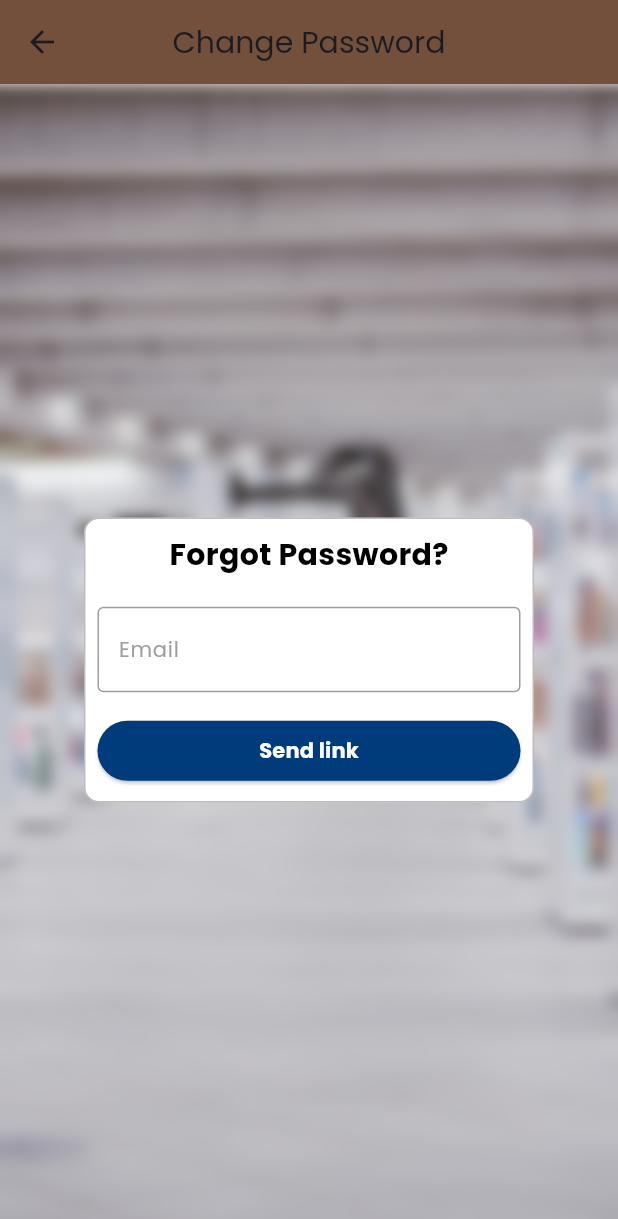
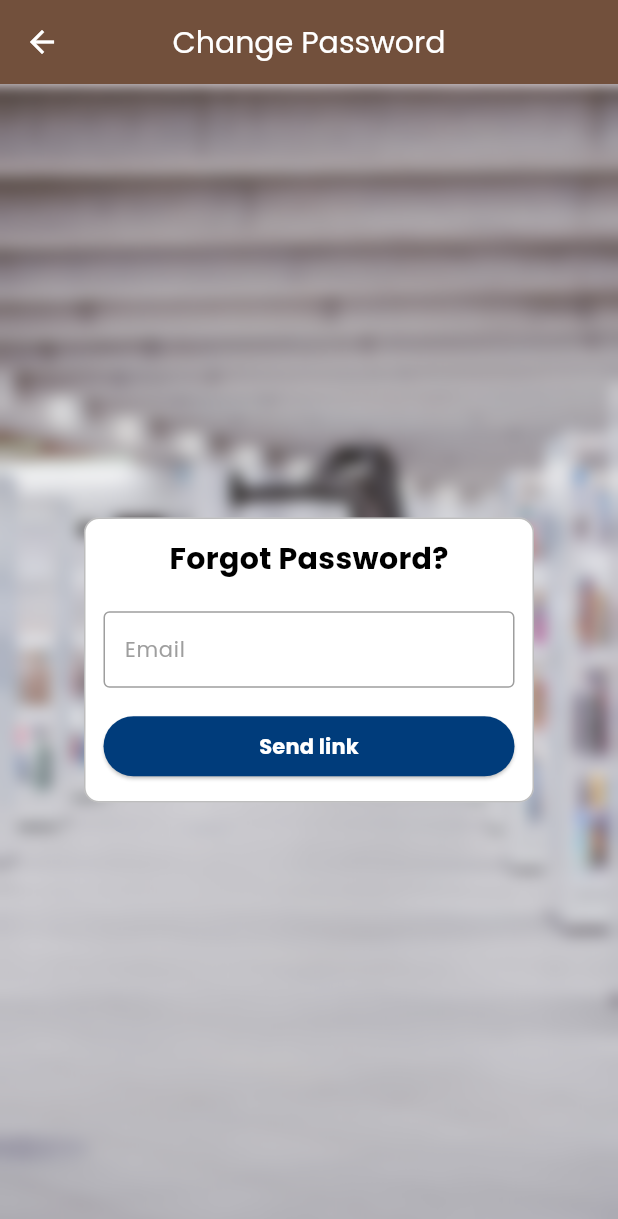
Before and after one commit to Dolapo-A/slides_share_user, a Flutter app: the ForgotPasswordScreen screen opened by its route, on a phone screen of 412 x 824 dp. Shown: the top 1219 px of the screen. Run offline on Flutter 3.47's test engine with Material 3 defaults, Android fonts, the phone set to English and light mode, and no system bars; our stand-ins replace cloud_firestore, email_validator, firebase_auth, firebase_core, gap, google_fonts and 1 more; missing offline and left inert: the_validator; accounts and stored records are empty.

Commit message:
Change made to appbar title and lead icon buttons

```diff
--- a/lib/main.dart
+++ b/lib/main.dart
@@ -19,7 +19,7 @@ void main() async {
           messagingSenderId: "348273033224",
           appId: "1:348273033224:web:436a08c3bd048bdbecd1bd"));
 
-            MobileAds.instance.initialize();
+  MobileAds.instance.initialize();
 
   runApp(const MainApp());
 }
--- a/lib/screens/ForgotPasswordScreen.dart
+++ b/lib/screens/ForgotPasswordScreen.dart
@@ -45,11 +45,19 @@ class _ForgotPasswordScreenState extends State<ForgotPasswordScreen> {
   Widget build(BuildContext context) {
     return Scaffold(
         appBar: AppBar(
+            leading: IconButton(
+                onPressed: () {
+                  Navigator.of(context).pop();
+                },
+                icon: const Icon(
+                  Icons.arrow_back,
+                  color: Colors.white,
+                )),
             backgroundColor: const Color(0xff72503c),
             centerTitle: true,
             title: const Text(
               'Change Password',
-              style: TextStyle(fontSize: 20),
+              style: TextStyle(fontSize: 20, color: Colors.white),
             )),
         body: Container(
           decoration: const BoxDecoration(
@@ -73,7 +81,8 @@ class _ForgotPasswordScreenState extends State<ForgotPasswordScreen> {
                     height: 190,
                     width: 300,
                     child: Padding(
-                      padding: const EdgeInsets.all(8.0),
+                      padding: const EdgeInsets.only(
+                          top: 8.0, right: 12, bottom: 8.0, left: 12.0),
                       child: Form(
                         key: _formkey,
                         child: Column(
@@ -93,7 +102,7 @@ class _ForgotPasswordScreenState extends State<ForgotPasswordScreen> {
                                 controller: _emailController,
                                 keyboardType: TextInputType.emailAddress,
                                 style: const TextStyle(
-                                    color: Colors.black, fontSize: 18),
+                                    color: Colors.black, fontSize: 14),
                                 decoration: InputDecoration(
                                   labelText: "Email",
                                   isDense: true,
```
Also changed, not shown: lib/screens/loginScreen.dart (+9 -1 lines), lib/screens/signupScreen.dart (+10 -1 lines), 1 other file.
